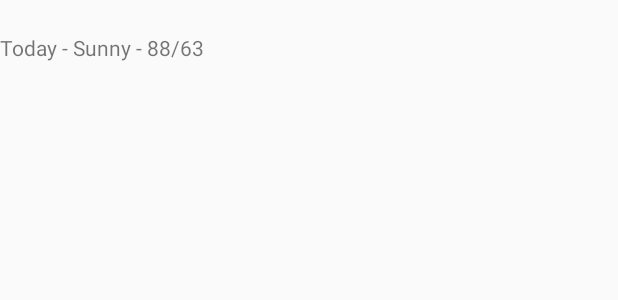
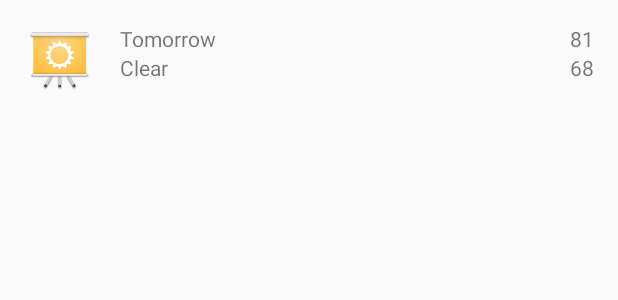
Before and after one commit to HendAlQett/Sunshine, an Android app: the layout list_item_forecast.xml on its own in the app's theme, with its tools: preview values and no code run, on a phone screen of 412 x 824 dp. Shown: the top 300 px of the screen. Run offline under Robolectric (Android 15) with nearby library versions, the phone set to English and light mode, and no system bars.

Commit message:
Starting Lesson 5 (Change list layout)

```diff
--- a/app/src/main/res/layout/activity_main.xml
+++ b/app/src/main/res/layout/activity_main.xml
@@ -1,5 +1,16 @@
-<fragment xmlns:android="http://schemas.android.com/apk/res/android"
-    xmlns:tools="http://schemas.android.com/tools" android:id="@+id/fragment"
-    android:name="com.hendalqett.app.sunshine.ForecastFragment"
-    tools:layout="@layout/fragment_main" android:layout_width="match_parent"
-    android:layout_height="match_parent" />
+<FrameLayout
+    xmlns:android="http://schemas.android.com/apk/res/android"
+    xmlns:tools="http://schemas.android.com/tools"
+    android:layout_width="match_parent"
+    android:layout_height="match_parent"
+    android:id="@+id/container"
+    />
+
+<!--<fragment xmlns:android="http://schemas.android.com/apk/res/android"-->
+    <!--xmlns:tools="http://schemas.android.com/tools"-->
+    <!--android:id="@+id/fragment_forecast"-->
+    <!--android:name="com.hendalqett.app.sunshine.ForecastFragment"-->
+    <!--android:layout_width="match_parent"-->
+    <!--android:layout_height="match_parent"-->
+    <!--tools:context="com.hendalqett.app.sunshine.ForecastFragment"-->
+    <!--tools:layout="@android:layout/list_content" />-->
--- a/app/src/main/res/layout/list_item_forecast.xml
+++ b/app/src/main/res/layout/list_item_forecast.xml
@@ -1,9 +1,59 @@
-<?xml version="1.0" encoding="utf-8"?>
-<TextView xmlns:android="http://schemas.android.com/apk/res/android"
-    android:layout_width="match_parent" android:layout_height="wrap_content"
-    android:gravity="center_vertical"
+<?xml version="1.0" encoding="utf-8"?><!--<TextView xmlns:android="http://schemas.android.com/apk/res/android"--><!--android:layout_width="match_parent" android:layout_height="wrap_content"--><!--android:gravity="center_vertical"--><!--android:minHeight="?android:attr/listPreferredItemHeight"--><!--android:id="@ id/list_item_forcast_textview"--><!--android:text="Today - Sunny - 88/63">-->
+
+<!--</TextView>-->
+<!-- Layout for weather forecast list item for future day (not today) -->
+<LinearLayout xmlns:android="http://schemas.android.com/apk/res/android"
+    android:layout_width="match_parent"
+    android:layout_height="wrap_content"
+
+
     android:minHeight="?android:attr/listPreferredItemHeight"
-    android:id="@+id/list_item_forcast_textview"
-    android:text="Today - Sunny - 88/63">
+    android:orientation="horizontal"
+    android:padding="16dp">
 
-</TextView>
+    <ImageView
+        android:id="@+id/list_item_icon"
+        android:layout_width="wrap_content"
+        android:layout_height="wrap_content"
+        android:src="@mipmap/ic_launcher" />
+
+    <LinearLayout
+        android:layout_width="0dp"
+        android:layout_height="wrap_content"
+        android:layout_weight="1"
+        android:orientation="vertical"
+        android:paddingLeft="16dp">
+
+        <TextView
+            android:id="@+id/list_item_date_textview"
+            android:layout_width="wrap_content"
+            android:layout_height="wrap_content"
+            android:text="Tomorrow" />
+
+        <TextView
+            android:id="@+id/list_item_forecast_textview"
+            android:layout_width="wrap_content"
+            android:layout_height="wrap_content"
+            android:text="Clear" />
+
+    </LinearLayout>
+
+    <LinearLayout
+        android:layout_width="wrap_content"
+        android:layout_height="wrap_content"
+        android:orientation="vertical">
+
+        <TextView
+            android:id="@+id/list_item_high_textview"
+            android:layout_width="wrap_content"
+            android:layout_height="wrap_content"
+            android:text="81" />
+
+        <TextView
+            android:id="@+id/list_item_low_textview"
+            android:layout_width="wrap_content"
+            android:layout_height="wrap_content"
+            android:text="68" />
+    </LinearLayout>
+
+</LinearLayout>
```
